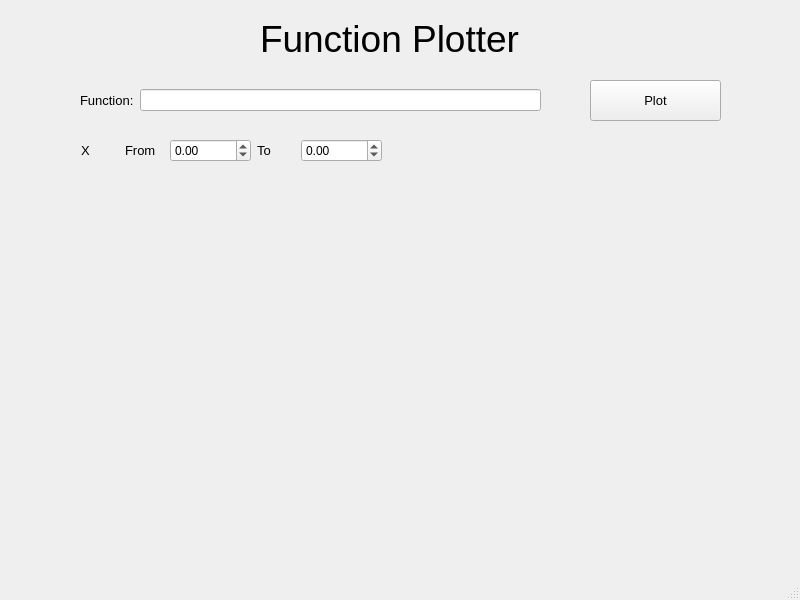
Old version of the form mainwindow.ui in the repository mabobakr/Function-Plotter.
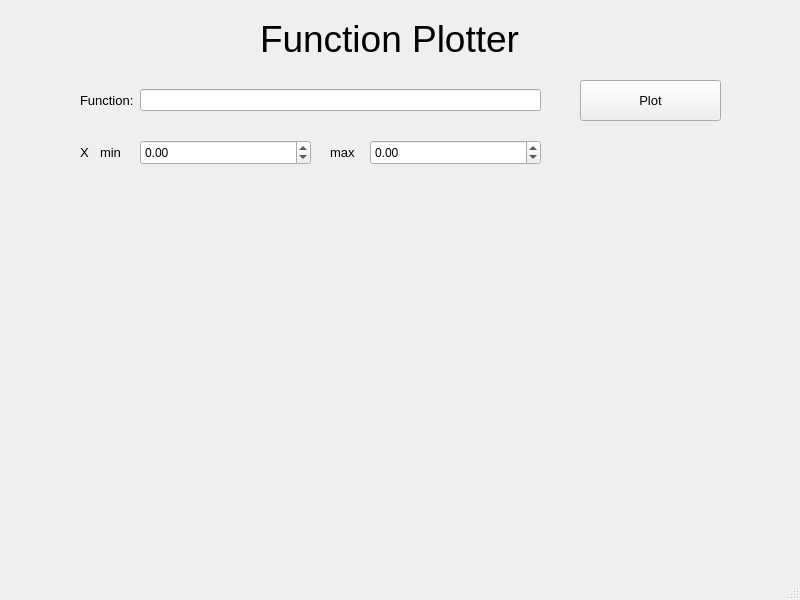
New version of the form. Custom widgets are drawn as their Qt base class.

Commit message: Separate function evaluation from mainwindow class

The edit to the form file:
```diff
--- a/mainwindow.ui
+++ b/mainwindow.ui
@@ -38,9 +38,9 @@
    <widget class="QPushButton" name="pushButton">
     <property name="geometry">
      <rect>
-      <x>590</x>
+      <x>580</x>
       <y>80</y>
-      <width>131</width>
+      <width>141</width>
       <height>41</height>
      </rect>
     </property>
@@ -53,74 +53,6 @@
      <string>Plot</string>
     </property>
    </widget>
-   <widget class="QWidget" name="layoutWidget">
-    <property name="geometry">
-     <rect>
-      <x>81</x>
-      <y>130</y>
-      <width>301</width>
-      <height>41</height>
-     </rect>
-    </property>
-    <layout class="QHBoxLayout" name="horizontalLayout_2">
-     <item>
-      <widget class="QLabel" name="label_3">
-       <property name="font">
-        <font>
-         <pointsize>10</pointsize>
-        </font>
-       </property>
-       <property name="text">
-        <string>X </string>
-       </property>
-      </widget>
-     </item>
-     <item>
-      <widget class="QLabel" name="label_5">
-       <property name="font">
-        <font>
-         <pointsize>10</pointsize>
-        </font>
-       </property>
-       <property name="text">
-        <string>From</string>
-       </property>
-      </widget>
-     </item>
-     <item>
-      <widget class="QDoubleSpinBox" name="xMin">
-       <property name="minimum">
-        <double>-20000.000000000000000</double>
-       </property>
-       <property name="maximum">
-        <double>20000.000000000000000</double>
-       </property>
-      </widget>
-     </item>
-     <item>
-      <widget class="QLabel" name="label_4">
-       <property name="font">
-        <font>
-         <pointsize>10</pointsize>
-        </font>
-       </property>
-       <property name="text">
-        <string>To</string>
-       </property>
-      </widget>
-     </item>
-     <item>
-      <widget class="QDoubleSpinBox" name="xMax">
-       <property name="minimum">
-        <double>-20000.000000000000000</double>
-       </property>
-       <property name="maximum">
-        <double>20000.000000000000000</double>
-       </property>
-      </widget>
-     </item>
-    </layout>
-   </widget>
    <widget class="QWidget" name="layoutWidget">
     <property name="geometry">
      <rect>
@@ -156,12 +88,104 @@
     <property name="geometry">
      <rect>
       <x>40</x>
-      <y>210</y>
+      <y>200</y>
       <width>731</width>
-      <height>341</height>
+      <height>351</height>
      </rect>
     </property>
    </widget>
+   <widget class="QLabel" name="label_3">
+    <property name="geometry">
+     <rect>
+      <x>80</x>
+      <y>140</y>
+      <width>16</width>
+      <height>25</height>
+     </rect>
+    </property>
+    <property name="font">
+     <font>
+      <pointsize>10</pointsize>
+     </font>
+    </property>
+    <property name="text">
+     <string>X </string>
+    </property>
+   </widget>
+   <widget class="QLabel" name="label_5">
+    <property name="geometry">
+     <rect>
+      <x>100</x>
+      <y>140</y>
+      <width>41</width>
+      <height>25</height>
+     </rect>
+    </property>
+    <property name="sizePolicy">
+     <sizepolicy hsizetype="Preferred" vsizetype="Preferred">
+      <horstretch>0</horstretch>
+      <verstretch>0</verstretch>
+     </sizepolicy>
+    </property>
+    <property name="font">
+     <font>
+      <pointsize>10</pointsize>
+     </font>
+    </property>
+    <property name="text">
+     <string>min</string>
+    </property>
+   </widget>
+   <widget class="QDoubleSpinBox" name="xMin">
+    <property name="geometry">
+     <rect>
+      <x>140</x>
+      <y>140</y>
+      <width>171</width>
+      <height>25</height>
+     </rect>
+    </property>
+    <property name="minimum">
+     <double>-20000.000000000000000</double>
+    </property>
+    <property name="maximum">
+     <double>20000.000000000000000</double>
+    </property>
+   </widget>
+   <widget class="QLabel" name="label_4">
+    <property name="geometry">
+     <rect>
+      <x>330</x>
+      <y>140</y>
+      <width>31</width>
+      <height>25</height>
+     </rect>
+    </property>
+    <property name="font">
+     <font>
+      <pointsize>10</pointsize>
+     </font>
+    </property>
+    <property name="text">
+     <string>max</string>
+    </property>
+   </widget>
+   <widget class="QDoubleSpinBox" name="xMax">
+    <property name="geometry">
+     <rect>
+      <x>370</x>
+      <y>140</y>
+      <width>171</width>
+      <height>25</height>
+     </rect>
+    </property>
+    <property name="minimum">
+     <double>-20000.000000000000000</double>
+    </property>
+    <property name="maximum">
+     <double>20000.000000000000000</double>
+    </property>
+   </widget>
   </widget>
   <widget class="QMenuBar" name="menubar">
    <property name="geometry">
```
The commit also changes 5 other files.
